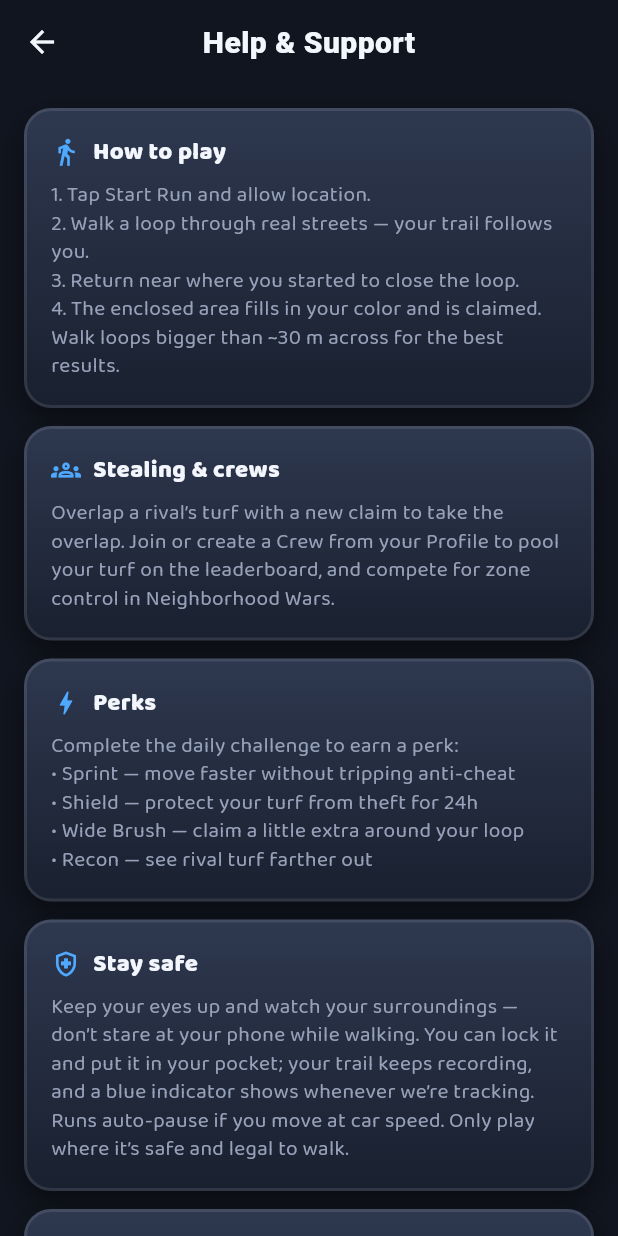
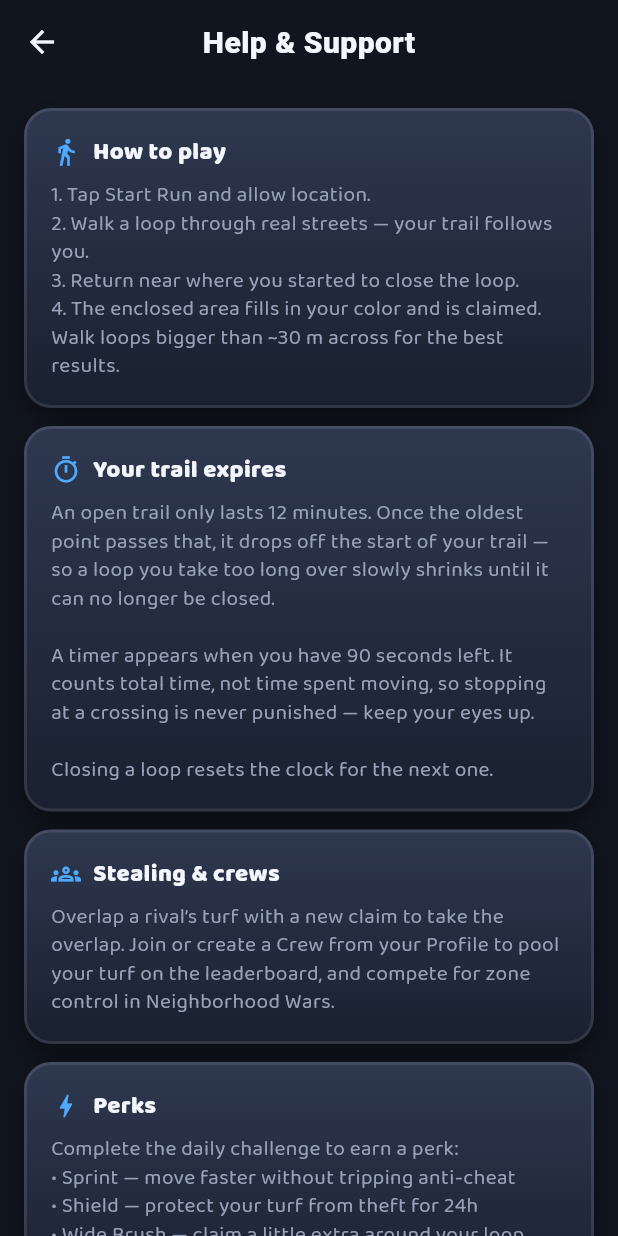
Before and after one commit to pranaymunj/mob-game, a Flutter app: the HelpScreen screen opened directly, on a phone screen of 412 x 824 dp. Run offline on Flutter 3.47's test engine with Material 3 defaults, Android fonts, the phone set to English and light mode, and no system bars; our stand-ins replace audioplayers, battery_plus, flutter_dotenv, flutter_local_notifications, flutter_riverpod, geolocator and 4 more; missing offline and left inert: mapbox_maps_flutter, turf; accounts and stored records are empty; network calls fail.

Commit message:
Trail vulnerability: an open loop is now perishable
The last unbuilt item on the MVP list in CLAUDE.md Part 8. Until now a run
had no way to go wrong: you walked, you closed, you claimed. This adds the
risk half of the core loop.

Points older than 12 minutes drop off the START of the trail, so a loop you
dawdle over shrinks until it can no longer be closed.

Chosen over "a rival cuts your trail", the paper.io-literal version, because
two players almost never walk the same block within minutes of each other —
it would be a mechanic that never fires. Decay fires on every run, works
solo and offline, and says the same thing: close your loop or lose it.

Keyed to TOTAL age, never idle time. A rule that punished standing still
would punish waiting at a crossing, which fights the game's own "eyes up"
safety advice.

Two implementation notes worth keeping:

- `_times` is index-aligned with the trail and loop detection reads
  `_times[startIndex]` to time a capture, so both are trimmed together and
  the prune refuses to run if they are ever out of sync. Trimming one alone
  would silently mis-time every loop and hand the server a duration its
  speed gate would reject.
- State stores the expiry INSTANT, not a remaining duration. State only
  changes when a GPS fix arrives, which on a slow walk is many seconds
  apart, so a stored Duration would leave the countdown frozen between
  fixes. A test pins that it advances.

Explained in onboarding and help rather than left to be discovered: a
mechanic that silently deletes progress is infuriating when unannounced. The
timer only appears at 90 seconds, since a countdown running the whole time
is wallpaper by the moment it matters. Expiries are logged so we can tell
from data whether 12 minutes is too harsh.

Co-Authored-By: Claude Opus 5 <noreply@anthropic.com>

```diff
--- a/lib/core/constants.dart
+++ b/lib/core/constants.dart
@@ -33,6 +33,23 @@ class AppConstants {
   // when GPS drift stops the auto-close from triggering.
   static const double manualClaimMeters = 100.0;
 
+  // Trail vulnerability (CLAUDE.md Part 8). An open trail is perishable: any
+  // point older than this drops off the START of the trail, so a loop you
+  // dawdle over shrinks until it can no longer be closed. This is the risk
+  // half of the core loop — without it a run has no way to go wrong.
+  //
+  // Keyed to TOTAL AGE, never to idle time: a rule that punished standing
+  // still would punish waiting at a crossing, which fights the game's own
+  // "eyes up, watch your surroundings" advice.
+  //
+  // 12 minutes is roughly 900m at an unhurried walking pace — comfortable for
+  // a city block, tight for a sprawling meander. Tune here after field data,
+  // not by feel.
+  static const Duration trailLifetime = Duration(minutes: 12);
+
+  // Warn the player once the oldest point is this close to expiring.
+  static const Duration trailExpiryWarning = Duration(seconds: 90);
+
   // GPS quality gate: ignore fixes worse than this horizontal accuracy (meters).
   // Filters out jittery indoor/urban-canyon points that would corrupt the trail.
   static const double maxGpsAccuracyMeters = 20.0;
--- a/lib/features/help/help_screen.dart
+++ b/lib/features/help/help_screen.dart
@@ -25,6 +25,19 @@ class HelpScreen extends StatelessWidget {
                 '3. Return near where you started to close the loop.\n'
                 '4. The enclosed area fills in your color and is claimed.\n'
                 'Walk loops bigger than ~30 m across for the best results.',
+          ),
+          _Section(
+            icon: Icons.timer_outlined,
+            title: 'Your trail expires',
+            body:
+                'An open trail only lasts 12 minutes. Once the oldest point '
+                'passes that, it drops off the start of your trail — so a loop '
+                'you take too long over slowly shrinks until it can no longer '
+                'be closed.\n\n'
+                'A timer appears when you have 90 seconds left. It counts total '
+                'time, not time spent moving, so stopping at a crossing is '
+                'never punished — keep your eyes up.\n\n'
+                'Closing a loop resets the clock for the next one.',
           ),
           _Section(
             icon: Icons.groups_outlined,
--- a/lib/features/onboarding/onboarding_screen.dart
+++ b/lib/features/onboarding/onboarding_screen.dart
@@ -45,6 +45,9 @@ class _OnboardingScreenState extends State<OnboardingScreen> {
     _Page(Icons.directions_walk, 'Walk a loop',
         'Start a run and walk. Your trail draws behind you. Close the loop back to your start to capture everything inside.',
         Color(0xFF009E73)),
+    _Page(Icons.timer_outlined, 'Don’t dawdle',
+        'An open trail doesn’t last forever. Take too long and the oldest part fades away, so a loop you never close is a loop you lose. Keep moving and close it.',
+        Color(0xFFF0E442)),
     _Page(Icons.flag, 'Take & defend turf',
         'Enclosed land becomes yours in your color. Overlap a rival’s turf to steal it. Climb the leaderboard by area.',
         Color(0xFFE69F00)),
--- a/lib/features/run/run_controller.dart
+++ b/lib/features/run/run_controller.dart
@@ -197,9 +197,11 @@ class RunController extends Notifier<RunState> {
 
     _allPoints.add(point); // full path, kept across loop resets (for ghost runs)
 
-    final trail = [...state.trail, point];
+    var trail = [...state.trail, point];
     _times.add(now);
-    state = state.copyWith(trail: trail);
+    trail = _pruneExpired(trail, now);
+
+    state = state.copyWith(trail: trail, trailExpiresAt: _expiryInstant());
     _updatePreview(trail); // refresh the "close now" chip + button
 
     // Auto-capture: did the newest point close back onto the early path?
@@ -211,6 +213,40 @@ class RunController extends Notifier<RunState> {
           durationS: loopSeconds, closingPoint: point);
     }
   }
+
+  // Trail vulnerability: drop points older than the lifetime off the START of
+  // the trail, so an unclosed loop shrinks and eventually can't be closed.
+  //
+  // `_times` is index-aligned with the trail and loop detection reads
+  // `_times[startIndex]` to time the loop, so the two MUST be trimmed together
+  // — dropping from one alone would silently mis-time every capture, or throw.
+  List<List<double>> _pruneExpired(List<List<double>> trail, DateTime now) {
+    if (trail.length != _times.length) return trail; // never trim out of sync
+
+    final cutoff = now.subtract(AppConstants.trailLifetime);
+    var drop = 0;
+    while (drop < _times.length && _times[drop].isBefore(cutoff)) {
+      drop++;
+    }
+    if (drop == 0) return trail;
+
+    // Always leave the newest point: an empty trail would read as "no run".
+    drop = drop.clamp(0, trail.length - 1);
+    _times.removeRange(0, drop);
+
+    AnalyticsService.log('trail_expired', {
+      'points_dropped': drop,
+      'points_left': trail.length - drop,
+      'lifetime_s': AppConstants.trailLifetime.inSeconds,
+    });
+
+    return trail.sublist(drop);
+  }
+
+  // When the oldest point on the trail will expire. Null while the trail is
+  // empty. The screen derives its countdown from this instant.
+  DateTime? _expiryInstant() =>
+      _times.isEmpty ? null : _times.first.add(AppConstants.trailLifetime);
 
   // Manually force the claim: close the current trail with a straight line back
   // to the start. Rescues a capture when GPS drift stops auto-close firing.
@@ -269,6 +305,7 @@ class RunController extends Notifier<RunState> {
       });
       state = state.copyWith(
         trail: [closingPoint],
+        trailExpiresAt: DateTime.now().add(AppConstants.trailLifetime),
         previewGapMeters: null,
         previewAreaM: 0,
         rejectedCount: state.rejectedCount + 1,
@@ -287,6 +324,7 @@ class RunController extends Notifier<RunState> {
       });
       state = state.copyWith(
         trail: [closingPoint],
+        trailExpiresAt: DateTime.now().add(AppConstants.trailLifetime),
         previewGapMeters: null,
         previewAreaM: 0,
         smallLoopCount: state.smallLoopCount + 1,
@@ -301,6 +339,7 @@ class RunController extends Notifier<RunState> {
     });
     state = state.copyWith(
       trail: [closingPoint],
+      trailExpiresAt: DateTime.now().add(AppConstants.trailLifetime),
       previewGapMeters: null,
       previewAreaM: 0,
       claims: [...state.claims, ring],
--- a/lib/features/run/run_state.dart
+++ b/lib/features/run/run_state.dart
@@ -29,6 +29,12 @@ class RunState {
   final double? previewGapMeters;
   final double previewAreaM;
 
+  // Trail vulnerability: the instant the OLDEST point on the trail expires and
+  // drops off the start. Stored as an instant, not a remaining duration, so the
+  // countdown keeps ticking between GPS fixes — state only changes when a point
+  // arrives, which on a slow walk can be many seconds apart.
+  final DateTime? trailExpiresAt;
+
   // Run stats (for the summary screen).
   final DateTime? startedAt;
   final DateTime? endedAt;
@@ -55,6 +61,7 @@ class RunState {
     this.samplesUsed = 0,
     this.previewGapMeters,
     this.previewAreaM = 0,
+    this.trailExpiresAt,
     this.startedAt,
     this.endedAt,
     this.sessionDistanceM = 0,
@@ -65,6 +72,22 @@ class RunState {
   Duration get duration => (startedAt == null)
       ? Duration.zero
       : (endedAt ?? DateTime.now()).difference(startedAt!);
+
+  /// Time left before the oldest point drops off, recomputed on read so the
+  /// display counts down without needing new state.
+  Duration? get trailExpiresIn {
+    if (trailExpiresAt == null) return null;
+    final left = trailExpiresAt!.difference(DateTime.now());
+    return left.isNegative ? Duration.zero : left;
+  }
+
+  // True once the oldest point is close enough to expiring that the player
+  // should be told to close the loop now.
+  bool get trailAtRisk {
+    if (!isActive || trail.length < 2) return false;
+    final left = trailExpiresIn;
+    return left != null && left <= AppConstants.trailExpiryWarning;
+  }
 
   // True when you're close enough to your start, with enough area, to force
   // the claim manually (the "Claim" button rescue).
@@ -79,6 +102,7 @@ class RunState {
     bool? isActive,
     double? previewGapMeters,
     double? previewAreaM,
+    DateTime? trailExpiresAt,
     List<List<double>>? trail,
     List<List<List<double>>>? claims,
     double? lastClaimArea,
@@ -115,6 +139,7 @@ class RunState {
         samplesUsed: samplesUsed ?? this.samplesUsed,
         previewGapMeters: previewGapMeters ?? this.previewGapMeters,
         previewAreaM: previewAreaM ?? this.previewAreaM,
+        trailExpiresAt: trailExpiresAt ?? this.trailExpiresAt,
         startedAt: startedAt ?? this.startedAt,
         endedAt: endedAt ?? this.endedAt,
         sessionDistanceM: sessionDistanceM ?? this.sessionDistanceM,
```
Also changed, not shown: lib/features/run/run_screen.dart (+62 -0 lines), 1 other file.
